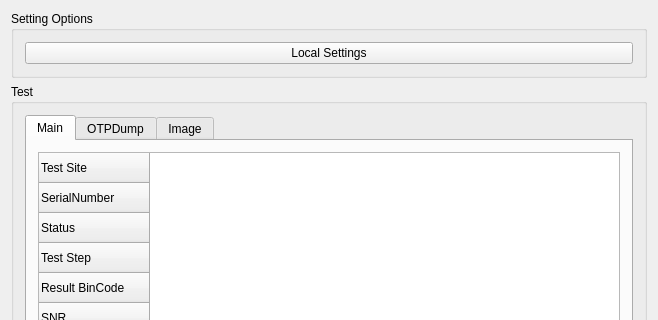
Old version of the form Huangpu/fps_testexecutive.ui in the repository fanmuzhi/huangpu; both pictures show x 0 to 658 and y 0 to 320 of the 658 by 728 pixel window.
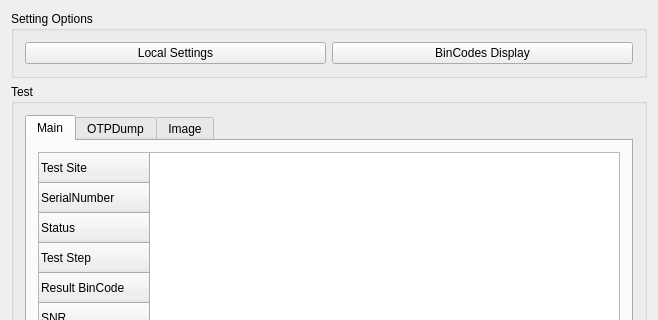
New version of the form.

Commit message: add bincodes display...

What changed in the file:
```diff
--- a/Huangpu/fps_testexecutive.ui
+++ b/Huangpu/fps_testexecutive.ui
@@ -28,6 +28,13 @@
          </property>
         </widget>
        </item>
+       <item row="0" column="1">
+        <widget class="QPushButton" name="BinCodesDisplayPushButton">
+         <property name="text">
+          <string>BinCodes Display</string>
+         </property>
+        </widget>
+       </item>
       </layout>
      </widget>
     </item>
```
The commit also changes 14 other files.
